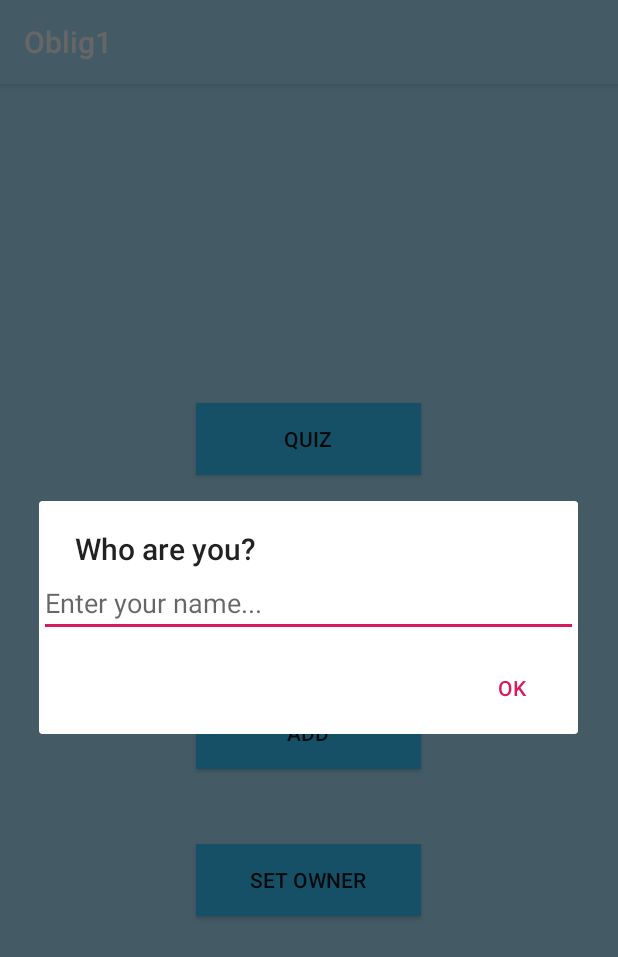
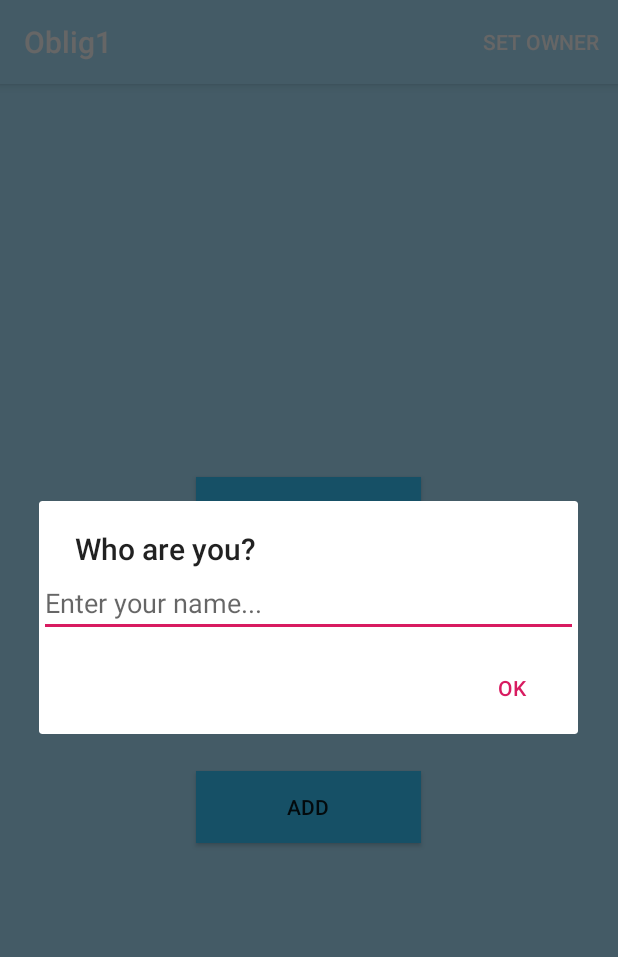
Before and after one commit to StefanGoThuen/Quiz-app, an Android app: the screen it shows after launch (MainActivity), after a tap on "SET OWNER", on a phone screen of 412 x 824 dp. Shown: the top 957 px of the screen. Run offline under Robolectric (Android 15) with nearby library versions, the phone set to English and light mode, and no system bars.

Commit message:
Fjernet knapp, la til meny i toolbar istedenfor

```diff
--- a/app/src/main/java/com/example/oblig1/MainActivity.java
+++ b/app/src/main/java/com/example/oblig1/MainActivity.java
@@ -8,8 +8,12 @@ import android.content.Intent;
 import android.content.SharedPreferences;
 import android.os.Bundle;
 import android.text.InputType;
+import android.view.Menu;
+import android.view.MenuInflater;
+import android.view.MenuItem;
 import android.view.View;
 import android.widget.EditText;
+import android.widget.Toast;
 
 /**
  * Startsiden for appen som inneholder kanpper til de forskjellige aktivitetene
@@ -90,8 +94,29 @@ public class MainActivity extends AppCompatActivity {
         SharedPreferences.Editor editor = pref.edit();
         editor.putString("owner", owner);
         editor.commit();
+        Toast.makeText(this, owner + " set as owner", Toast.LENGTH_SHORT).show();
     }
     public void btnNewOwner(View v){
         openDialog();
     }
+
+    //Adding a menu to the toolbar
+
+    @Override
+    public boolean onCreateOptionsMenu(Menu menu) {
+        MenuInflater inflater = getMenuInflater();
+        inflater.inflate(R.menu.olemenu , menu);
+        return true;
+    }
+    @Override
+    public boolean onOptionsItemSelected(MenuItem item) {
+        // Handle item selection
+        switch (item.getItemId()) {
+            case R.id.preferences:
+                openDialog();
+                return true;
+            default:
+                return super.onOptionsItemSelected(item);
+        }
+    }
 }
--- a/app/src/main/res/layout/activity_main.xml
+++ b/app/src/main/res/layout/activity_main.xml
@@ -34,12 +34,5 @@
         android:background="@color/btn"
         android:layout_marginTop="50dp"/>
 
-    <Button
-        android:layout_width="150dp"
-        android:layout_height="wrap_content"
-        android:onClick="btnNewOwner"
-        android:text="Set owner"
-        android:background="@color/btn"
-        android:layout_marginTop="50dp"/>
 
 </LinearLayout>
--- /dev/null
+++ b/app/src/main/res/menu/olemenu.xml
@@ -0,0 +1,7 @@
+<?xml version="1.0" encoding="utf-8"?>
+<menu xmlns:android="http://schemas.android.com/apk/res/android"
+    xmlns:app="http://schemas.android.com/apk/res-auto">
+    <item android:id="@+id/preferences"
+        android:title="Set owner"
+        app:showAsAction="ifRoom"/>
+</menu>
```
